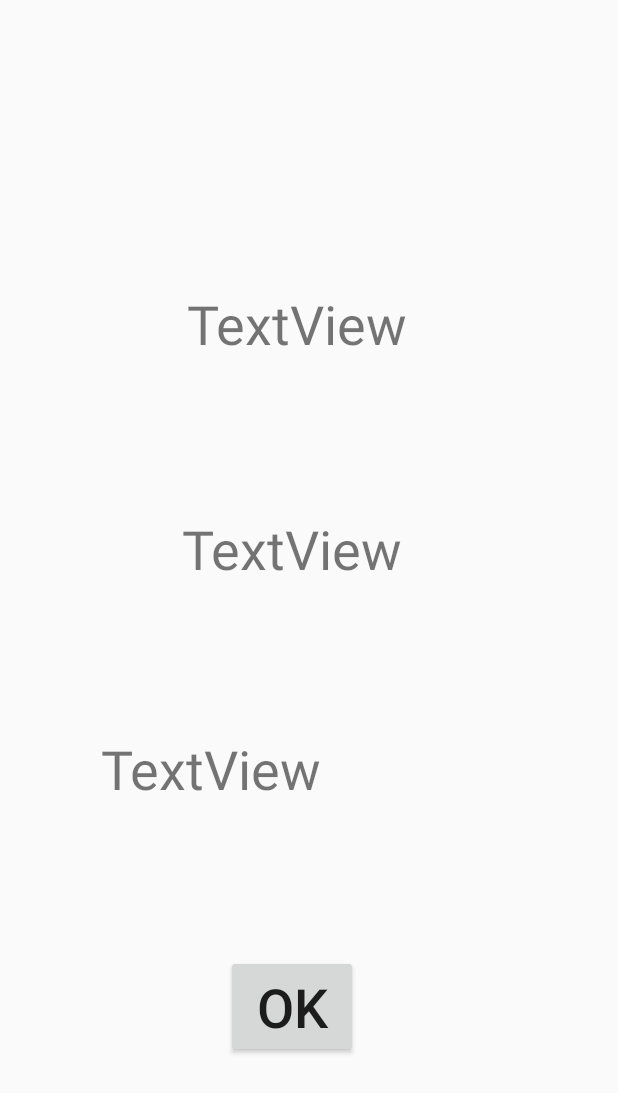
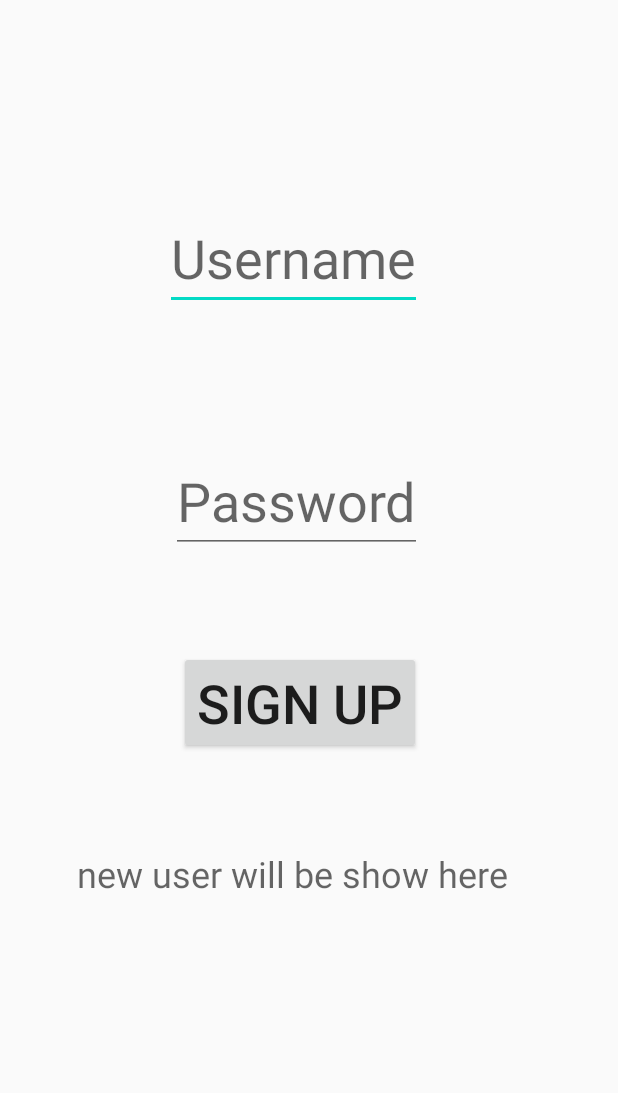
Before and after one commit to etlimss/SEP4Android, an Android app: the layout sign_up.xml on its own in the app's theme, with its tools: preview values and no code run, on a phone screen of 412 x 824 dp. Shown: the top 1093 px of the screen. Run offline under Robolectric (Android 15) with nearby library versions, the phone set to English and light mode, and no system bars.

Commit message:
add sign up 1st version

```diff
--- a/app/src/main/java/com/example/sep4android/client/repository/MeasurementRepository.java
+++ b/app/src/main/java/com/example/sep4android/client/repository/MeasurementRepository.java
@@ -17,8 +17,8 @@ public class MeasurementRepository {
 
 
     private MeasurementRepository(Application application){
-        MeasurementsDatabase measurementsDatabase= MeasurementsDatabase.getInstance(application);
-        measurementsDao= measurementsDatabase.measurementsDao();
+        SEP4Database sep4Database= SEP4Database.getInstance(application);
+        measurementsDao= sep4Database.measurementsDao();
         allMeasurements= measurementsDao.getAllMeasurements();
     }
 
--- a/app/src/main/res/layout/sign_up.xml
+++ b/app/src/main/res/layout/sign_up.xml
@@ -1,62 +1,87 @@
 <?xml version="1.0" encoding="utf-8"?>
+<layout xmlns:android="http://schemas.android.com/apk/res/android"
+    xmlns:app="http://schemas.android.com/apk/res-auto"
+    xmlns:tools="http://schemas.android.com/tools">
+
+    <data>
+        <variable
+            name="signUpVM"
+            type="com.example.sep4android.client.viewModel.SignUpVM" />
+
+    </data>
+
     <androidx.constraintlayout.widget.ConstraintLayout
-    xmlns:android="http://schemas.android.com/apk/res/android"
-    xmlns:app="http://schemas.android.com/apk/res-auto"
-    xmlns:tools="http://schemas.android.com/tools"
         android:layout_width="match_parent"
         android:layout_height="match_parent">
 
-    <TextView
+        <!--        <EditText-->
+<!--            android:id="@+id/rePasswordText"-->
+<!--            android:layout_width="wrap_content"-->
+<!--            android:layout_height="wrap_content"-->
+<!--            android:hint="Repeat password"-->
+<!--            android:text=""-->
+<!--            android:textSize="36sp"-->
+<!--            app:layout_constraintBottom_toBottomOf="parent"-->
+<!--            app:layout_constraintEnd_toEndOf="parent"-->
+<!--            app:layout_constraintHorizontal_bias="0.6"-->
+<!--            app:layout_constraintStart_toStartOf="parent"-->
+<!--            app:layout_constraintTop_toTopOf="parent"-->
+<!--            app:layout_constraintVertical_bias="0.814" />-->
+
+        <EditText
             android:id="@+id/usernameText"
             android:layout_width="wrap_content"
             android:layout_height="wrap_content"
             android:hint="Username"
-        android:text="TextView"
+            android:text=""
             android:textSize="36sp"
             app:layout_constraintBottom_toBottomOf="parent"
             app:layout_constraintEnd_toEndOf="parent"
-        app:layout_constraintHorizontal_bias="0.489"
+            app:layout_constraintHorizontal_bias="0.458"
             app:layout_constraintStart_toStartOf="parent"
             app:layout_constraintTop_toTopOf="parent"
-        app:layout_constraintVertical_bias="0.44" />
+            app:layout_constraintVertical_bias="0.182" />
 
-    <TextView
+        <EditText
             android:id="@+id/passwordText"
             android:layout_width="wrap_content"
             android:layout_height="wrap_content"
             android:hint="Password"
-        android:text="TextView"
+            android:text=""
             android:textSize="36sp"
             app:layout_constraintBottom_toBottomOf="parent"
             app:layout_constraintEnd_toEndOf="parent"
-        app:layout_constraintHorizontal_bias="0.494"
+            app:layout_constraintHorizontal_bias="0.467"
             app:layout_constraintStart_toStartOf="parent"
             app:layout_constraintTop_toTopOf="parent"
-        app:layout_constraintVertical_bias="0.247" />
+            app:layout_constraintVertical_bias="0.397" />
 
-    <TextView
-        android:id="@+id/rePasswordText"
+        <Button
+            android:id="@+id/signUp"
             android:layout_width="wrap_content"
             android:layout_height="wrap_content"
-        android:hint="Repeat password"
-        android:text="TextView"
+            android:onClick="@{()->signUpVM.signUpAccount()}"
+            android:text="Sign Up"
             android:textSize="36sp"
             app:layout_constraintBottom_toBottomOf="parent"
             app:layout_constraintEnd_toEndOf="parent"
+            app:layout_constraintHorizontal_bias="0.477"
             app:layout_constraintStart_toStartOf="parent"
             app:layout_constraintTop_toTopOf="parent"
-        app:layout_constraintVertical_bias="0.629" />
+            app:layout_constraintVertical_bias="0.575" />
 
-    <Button
-        android:id="@+id/ok"
+        <TextView
+            android:id="@+id/textView4"
             android:layout_width="wrap_content"
             android:layout_height="wrap_content"
-        android:text="OK"
-        android:textSize="36sp"
+            android:hint="new user will be show here"
+            android:text="@{signUpVM.oneUser.toString()}"
+            android:textSize="24sp"
             app:layout_constraintBottom_toBottomOf="parent"
             app:layout_constraintEnd_toEndOf="parent"
-        app:layout_constraintHorizontal_bias="0.464"
+            app:layout_constraintHorizontal_bias="0.412"
             app:layout_constraintStart_toStartOf="parent"
             app:layout_constraintTop_toTopOf="parent"
-        app:layout_constraintVertical_bias="0.843" />
+            app:layout_constraintVertical_bias="0.715" />
     </androidx.constraintlayout.widget.ConstraintLayout>
+</layout>
```
Also changed, not shown: app/src/main/java/com/example/sep4android/client/model/Measurements.java (+6 -2 lines), app/src/main/java/com/example/sep4android/client/model/User.java (+43 -0 lines), app/src/main/java/com/example/sep4android/client/repository/MeasurementsDatabase.java (deleted, +0 -27 lines), app/src/main/java/com/example/sep4android/client/repository/SEP4Database.java (added, +26 -0 lines), app/src/main/java/com/example/sep4android/client/repository/UserDatabase.java (deleted, +0 -26 lines), app/src/main/java/com/example/sep4android/client/repository/UserRepository.java (+7 -7 lines), app/src/main/java/com/example/sep4android/client/view/MainActivity.java (+61 -4 lines), app/src/main/java/com/example/sep4android/client/viewModel/SignUpVM.java (added, +53 -0 lines). Lines whose indentation alone changed are shown as unchanged.
